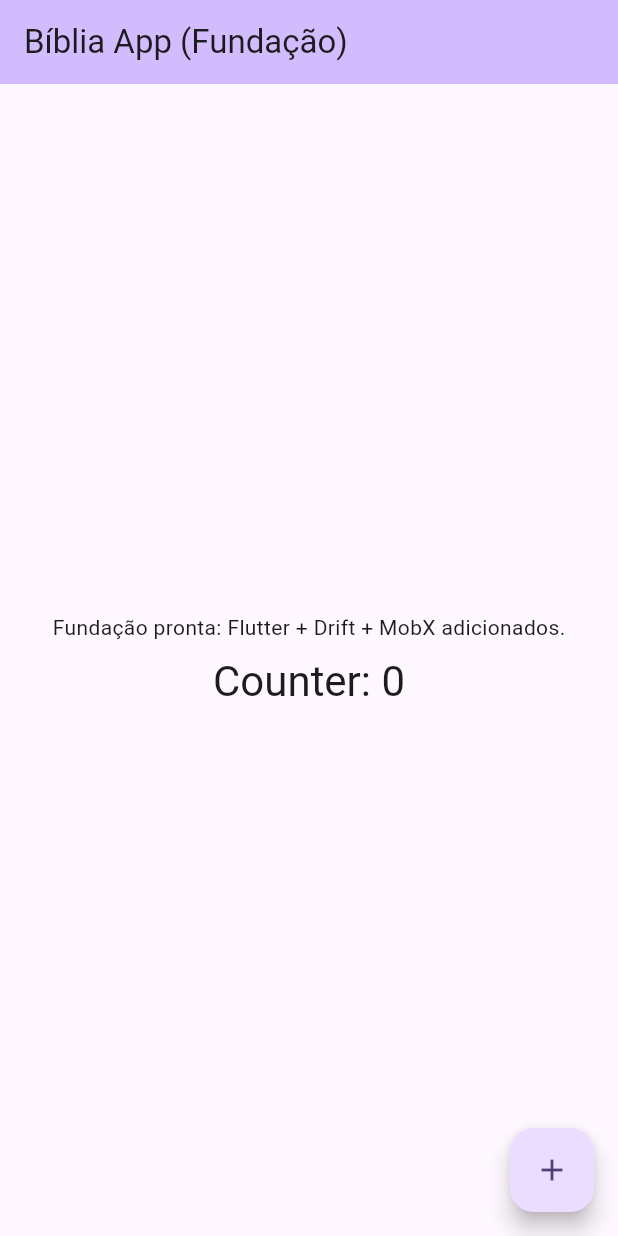
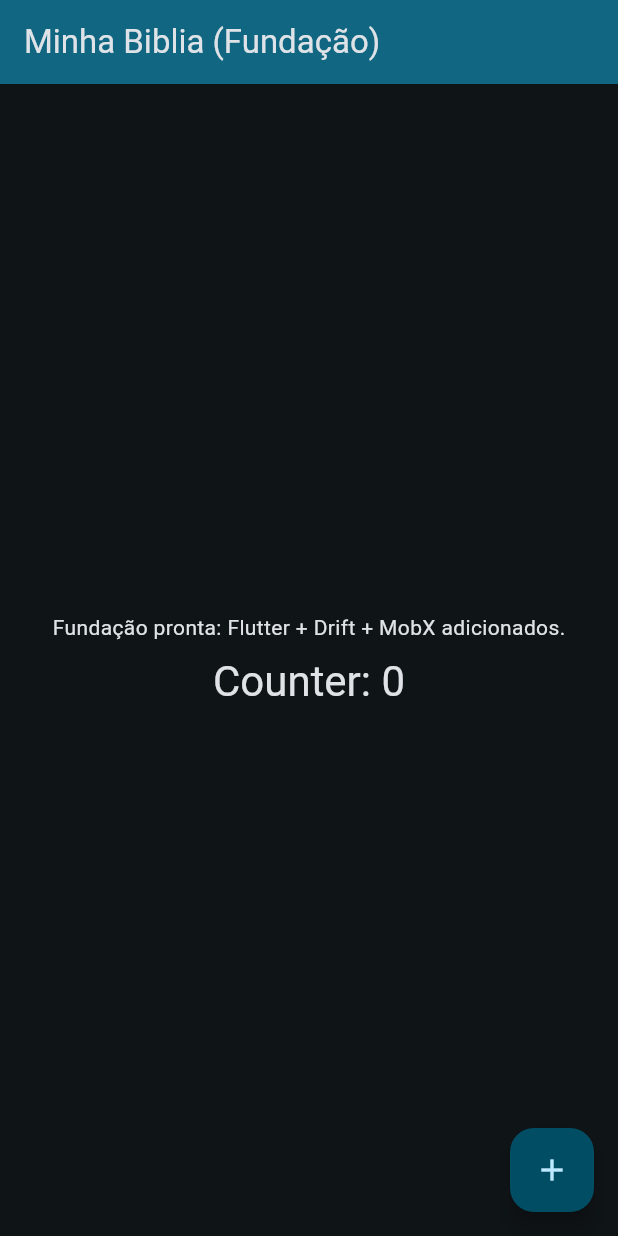
Before and after one commit to misasoares/minha-biblia, a Flutter app: the screen it shows after launch, on a phone screen of 412 x 824 dp. Run offline on Flutter 3.47's test engine with Material 3 defaults, Android fonts, the phone set to English and light mode, and no system bars; our stand-ins replace drift, mobx; accounts and stored records are empty; generated files the repository leaves out were written again.

Commit message:
feat(theme): update app theme to dark mode and modify launch config
update color scheme to blueGrey with dark brightness and set themeMode to dark
add API_BIBLE_KEY configuration to all debug launch configurations

```diff
--- a/lib/main.dart
+++ b/lib/main.dart
@@ -29,10 +29,14 @@ class MyApp extends StatelessWidget {
         //
         // This works for code too, not just values: Most code changes can be
         // tested with just a hot reload.
-        colorScheme: ColorScheme.fromSeed(seedColor: Colors.deepPurple),
+        colorScheme: ColorScheme.fromSeed(
+          seedColor: Colors.blueGrey,
+          brightness: Brightness.dark,
+        ),
         useMaterial3: true,
       ),
-      home: const MyHomePage(title: 'Bíblia App (Fundação)'),
+      themeMode: ThemeMode.dark,
+      home: const MyHomePage(title: 'Minha Biblia (Fundação)'),
     );
   }
 }
```
